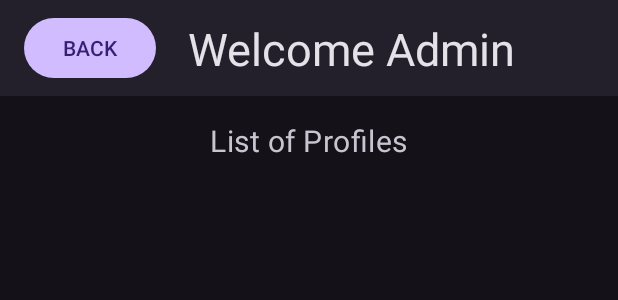
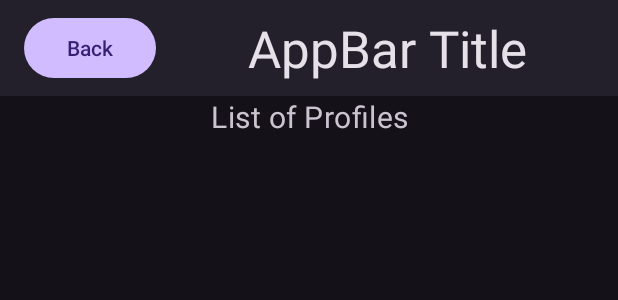
Before and after one commit to CMPUT301W24T21/ScanNPlan, an Android app: the layout admin_profiles.xml on its own in the app's theme, with its tools: preview values and no code run, on a phone screen of 412 x 824 dp. Shown: the top 300 px of the screen. Run offline under Robolectric (Android 15) with nearby library versions, the phone set to English and light mode, and no system bars.

Commit message:
Added admin-homepage xml file and fixed appbar for manage profiles

```diff
--- a/app/src/main/res/layout/admin_profiles.xml
+++ b/app/src/main/res/layout/admin_profiles.xml
@@ -1,65 +1,27 @@
 <?xml version="1.0" encoding="utf-8"?>
-<androidx.constraintlayout.widget.ConstraintLayout xmlns:android="http://schemas.android.com/apk/res/android"
+<LinearLayout
+    xmlns:android="http://schemas.android.com/apk/res/android"
     android:layout_width="match_parent"
     android:layout_height="match_parent"
     android:orientation="vertical"
     xmlns:app="http://schemas.android.com/apk/res-auto">
-
-    <com.google.android.material.appbar.MaterialToolbar
-        android:id="@+id/toolbar_profiles"
-        android:layout_width="match_parent"
-        android:layout_height="wrap_content"
-        app:layout_constraintTop_toBottomOf="parent/start"
-        app:layout_constraintLeft_toRightOf="parent/start"
-        style="@style/Widget.Material3.AppBarLayout"
-        >
-        <androidx.constraintlayout.widget.ConstraintLayout
-            android:layout_height="match_parent"
-            android:layout_width="match_parent">
-            <com.google.android.material.button.MaterialButton
-                android:id="@+id/back_button_profiles"
-                android:layout_width="wrap_content"
-                android:layout_height="wrap_content"
-                app:layout_constraintStart_toStartOf="parent"
-                app:layout_constraintTop_toTopOf="parent"
-                style="@style/ThemeOverlay.Material3.Button.TonalButton"
-                android:text="BACK">
-            </com.google.android.material.button.MaterialButton>
-
-            <com.google.android.material.textview.MaterialTextView
-                style="@style/TextAppearance.Material3.ActionBar.Title"
-                android:layout_width="wrap_content"
-                android:layout_height="wrap_content"
-                android:layout_marginEnd="68dp"
-                android:text="Welcome Admin"
-                android:textSize="30sp"
-                app:layout_constraintBottom_toBottomOf="parent"
-                app:layout_constraintEnd_toEndOf="parent"
-                app:layout_constraintLeft_toRightOf="@id/back_button_profiles"
-                app:layout_constraintTop_toTopOf="parent">
-            </com.google.android.material.textview.MaterialTextView>
-        </androidx.constraintlayout.widget.ConstraintLayout>
-    </com.google.android.material.appbar.MaterialToolbar>
+    <include layout="@layout/global_top_appbar"/>
 
     <com.google.android.material.textview.MaterialTextView
         android:id="@+id/list_profiles_text"
-        android:layout_width="wrap_content"
+        style="@style/MaterialAlertDialog.Material3.Body.Text"
+        android:layout_width="match_parent"
         android:layout_height="wrap_content"
-        android:layout_marginTop="16dp"
+        android:textAlignment="center"
         android:text="List of Profiles"
-        android:textSize="20sp"
-        app:layout_constraintEnd_toEndOf="parent"
-        app:layout_constraintStart_toStartOf="parent"
-        app:layout_constraintTop_toBottomOf="@id/toolbar_profiles"
-        style="@style/MaterialAlertDialog.Material3.Body.Text">
+        android:textSize="20sp">
 
     </com.google.android.material.textview.MaterialTextView>
+
     <ListView
         android:layout_height="wrap_content"
-        android:layout_width="match_parent"
-        app:layout_constraintTop_toBottomOf="@id/list_profiles_text"
-        app:layout_constraintStart_toStartOf="parent">
+        android:layout_width="match_parent">
     </ListView>
 
 
-</androidx.constraintlayout.widget.ConstraintLayout>
+</LinearLayout>
--- a/app/src/main/res/layout/profiles_list_content.xml
+++ b/app/src/main/res/layout/profiles_list_content.xml
@@ -26,6 +26,7 @@
     </com.google.android.material.textview.MaterialTextView>
 
     <com.google.android.material.button.MaterialButton
+        android:id="@+id/delete_button_profiles_list"
         android:layout_width="100dp"
         android:layout_height="50dp"
         android:layout_marginStart="5dp"
```
Also changed, not shown: app/src/main/java/com/example/project_3/ListProfileArrayAdapter.java (+5 -2 lines), app/src/main/res/layout/admin_homepage.xml (added, +57 -0 lines).
